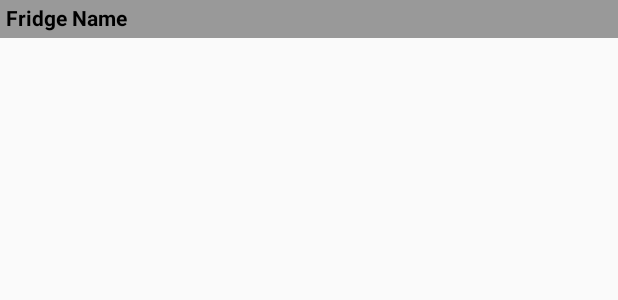
After one commit to jamesscully/spoons-bottle-up, an Android app: the layout fridge_layout.xml on its own in the app's theme, with its tools: preview values and no code run, on a phone screen of 412 x 824 dp. The commit adds this screen. Shown: the top 300 px of the screen. Run offline under Robolectric (Android 15) with nearby library versions, the phone set to English and light mode, and no system bars.

Commit message:
Pre migration commit

```diff
--- /dev/null
+++ b/app/gradle.properties
@@ -0,0 +1,2 @@
+android.enableJetifier=true
+android.useAndroidX=true
--- a/app/src/main/java/com/scullyapps/spoonsbottleup/CountChanger.java
+++ b/app/src/main/java/com/scullyapps/spoonsbottleup/CountChanger.java
@@ -2,12 +2,14 @@ package com.scullyapps.spoonsbottleup;
 
 import android.content.Context;
 import android.content.res.TypedArray;
-import android.support.annotation.Nullable;
+
 import android.util.AttributeSet;
 import android.util.Log;
 import android.widget.Button;
 import android.widget.LinearLayout;
 import android.widget.NumberPicker;
+
+import androidx.annotation.Nullable;
 
 public class CountChanger extends LinearLayout {
 
--- a/app/src/main/java/com/scullyapps/spoonsbottleup/BottleDatabase.java
+++ b/app/src/main/java/com/scullyapps/spoonsbottleup/data/BottleDatabase.java
@@ -1,4 +1,4 @@
-package com.scullyapps.spoonsbottleup;
+package com.scullyapps.spoonsbottleup.data;
 
 import android.content.Context;
 import android.database.Cursor;
@@ -6,6 +6,8 @@ import android.database.DatabaseUtils;
 import android.database.sqlite.SQLiteDatabase;
 import android.database.sqlite.SQLiteException;
 import android.database.sqlite.SQLiteOpenHelper;
+
+import com.scullyapps.spoonsbottleup.Bottle;
 
 import java.io.FileOutputStream;
 import java.io.IOException;
--- a/app/src/main/res/drawable/button_test.xml
+++ b/app/src/main/res/drawable/button_test.xml
@@ -1,11 +1,14 @@
 <?xml version="1.0" encoding="UTF-8"?>
 <shape
     xmlns:android="http://schemas.android.com/apk/res/android">
+
+
+
     <stroke
         android:width="1dp"
         android:color="#afafaf"/>
     <corners
-        android:radius="0dp" />
+        android:radius="100dp" />
 
     <padding
         android:left="1dp"
--- a/app/src/main/res/layout/activity_main.xml
+++ b/app/src/main/res/layout/activity_main.xml
@@ -1,5 +1,5 @@
 <?xml version="1.0" encoding="utf-8"?>
-<android.support.constraint.ConstraintLayout xmlns:android="http://schemas.android.com/apk/res/android"
+<androidx.constraintlayout.ConstraintLayout xmlns:android="http://schemas.android.com/apk/res/android"
     xmlns:app="http://schemas.android.com/apk/res-auto"
     xmlns:tools="http://schemas.android.com/tools"
     android:id="@+id/mainLayout"
@@ -31,4 +31,4 @@
         app:layout_constraintTop_toBottomOf="@+id/toolbar2" />
 
 
-</android.support.constraint.ConstraintLayout>
+</androidx.constraintlayout.ConstraintLayout>
--- /dev/null
+++ b/app/src/main/res/layout/fridge_layout.xml
@@ -0,0 +1,28 @@
+<?xml version="1.0" encoding="utf-8"?>
+<LinearLayout xmlns:android="http://schemas.android.com/apk/res/android"
+    xmlns:app="http://schemas.android.com/apk/res-auto"
+    xmlns:tools="http://schemas.android.com/tools"
+    android:id="@+id/fridgeRoot"
+    android:layout_width="match_parent"
+    android:layout_height="match_parent"
+    android:orientation="vertical">
+
+    <TextView
+        android:id="@+id/fridgeName"
+        android:layout_width="match_parent"
+        android:layout_height="25dp"
+        android:background="@color/fridgeHeaderBg"
+        android:gravity="bottom|left"
+        android:paddingLeft="4dp"
+        android:paddingBottom="4dp"
+        android:text="Fridge Name"
+        android:textColor="#000000"
+        android:textStyle="bold" />
+
+    <LinearLayout
+        android:id="@+id/fridgeBtlContainer"
+        android:layout_width="match_parent"
+        android:layout_height="match_parent"
+        android:orientation="vertical"></LinearLayout>
+
+</LinearLayout>
--- a/app/src/main/res/menu/menu_main.xml
+++ b/app/src/main/res/menu/menu_main.xml
@@ -2,6 +2,9 @@
     xmlns:app="http://schemas.android.com/apk/res-auto"
     xmlns:tools="http://schemas.android.com/tools"
     tools:context="com.scullyapps.spoonsbottleup.MainActivity">
+    <item
+        android:id="@+id/bottleup_btn"
+        android:title="Item" />
     <item
         android:id="@+id/action_settings"
         android:orderInCategory="100"
--- a/app/src/main/res/values/colors.xml
+++ b/app/src/main/res/values/colors.xml
@@ -8,4 +8,6 @@
     <color name="plaqueBgAccent">#B5B5B5</color>
     <color name="plaqueText">#000000</color>
 
+    <color name="fridgeHeaderBg">#999999</color>
+
 </resources>
--- a/build.gradle
+++ b/build.gradle
@@ -7,7 +7,7 @@ buildscript {
         jcenter()
     }
     dependencies {
-        classpath 'com.android.tools.build:gradle:3.1.3'
+        classpath 'com.android.tools.build:gradle:3.4.1'
 
 
         // NOTE: Do not place your application dependencies here; they belong
--- a/gradle.properties
+++ b/gradle.properties
@@ -11,3 +11,6 @@ org.gradle.jvmargs=-Xmx1536m
 # This option should only be used with decoupled projects. More details, visit
 # http://www.gradle.org/docs/current/userguide/multi_project_builds.html#sec:decoupled_projects
 # org.gradle.parallel=true
+
+android.enableJetifier=true
+android.useAndroidX=true
```
Also changed, not shown: app/build.gradle (+15 -6 lines), app/src/main/java/com/scullyapps/spoonsbottleup/MainActivity.java (+8 -48 lines), app/src/main/java/com/scullyapps/spoonsbottleup/interfaces/FridgeInterface.java (added, +16 -0 lines), app/src/main/java/com/scullyapps/spoonsbottleup/widgets/Fridge.java (added, +87 -0 lines), app/src/main/java/com/scullyapps/spoonsbottleup/widgets/Plaque.java (renamed from app/src/main/java/com/scullyapps/spoonsbottleup/Plaque.java, +7 -6 lines), app/src/main/res/layout/plaque_layout.xml (+7 -3 lines), app/gradle/wrapper/gradle-wrapper.properties, gradle/wrapper/gradle-wrapper.properties, 1 other file.
